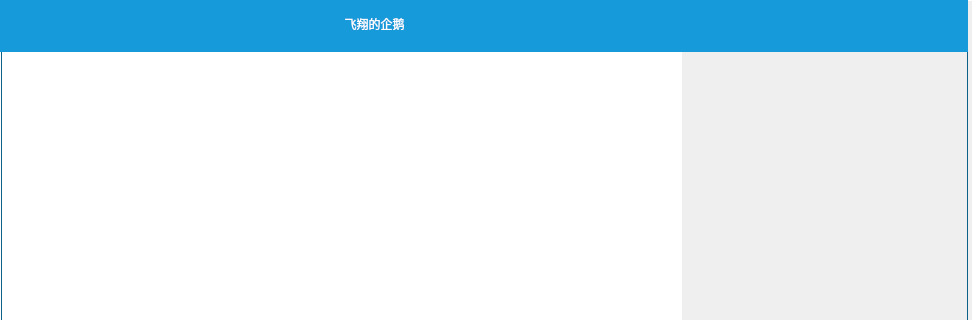
MrZhouYang/LAN_QQ, file QQClient/QQ_Client/src/ui/chatform.ui: the form before one commit; both pictures show x 0 to 972 and y 0 to 320 of the 972 by 599 pixel window.
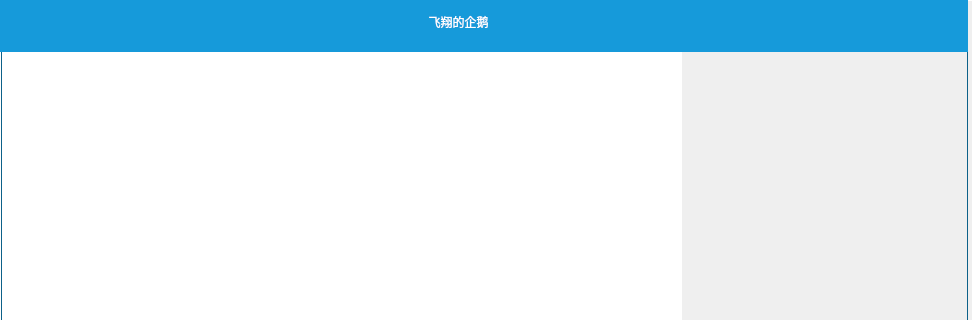
The form after the commit. Icons and pictures are not drawn.

What changed in the file:
```diff
--- a/QQClient/QQ_Client/src/ui/chatform.ui
+++ b/QQClient/QQ_Client/src/ui/chatform.ui
@@ -192,18 +192,46 @@
          <string/>
         </property>
        </widget>
-       <widget class="QPushButton" name="pb_nickName">
+       <widget class="QWidget" name="">
         <property name="geometry">
          <rect>
-          <x>290</x>
-          <y>10</y>
-          <width>171</width>
-          <height>28</height>
+          <x>340</x>
+          <y>0</y>
+          <width>191</width>
+          <height>44</height>
          </rect>
         </property>
-        <property name="text">
-         <string>飞翔的企鹅</string>
-        </property>
+        <layout class="QHBoxLayout" name="horizontalLayout_4">
+         <item>
+          <widget class="QLabel" name="label_head">
+           <property name="minimumSize">
+            <size>
+             <width>42</width>
+             <height>42</height>
+            </size>
+           </property>
+           <property name="maximumSize">
+            <size>
+             <width>42</width>
+             <height>42</height>
+            </size>
+           </property>
+           <property name="text">
+            <string/>
+           </property>
+          </widget>
+         </item>
+         <item>
+          <widget class="QPushButton" name="pb_nickName">
+           <property name="focusPolicy">
+            <enum>Qt::StrongFocus</enum>
+           </property>
+           <property name="text">
+            <string>飞翔的企鹅</string>
+           </property>
+          </widget>
+         </item>
+        </layout>
        </widget>
       </widget>
      </item>
@@ -293,7 +321,7 @@
               <rect>
                <x>0</x>
                <y>0</y>
-               <width>211</width>
+               <width>247</width>
                <height>41</height>
               </rect>
              </property>
```
